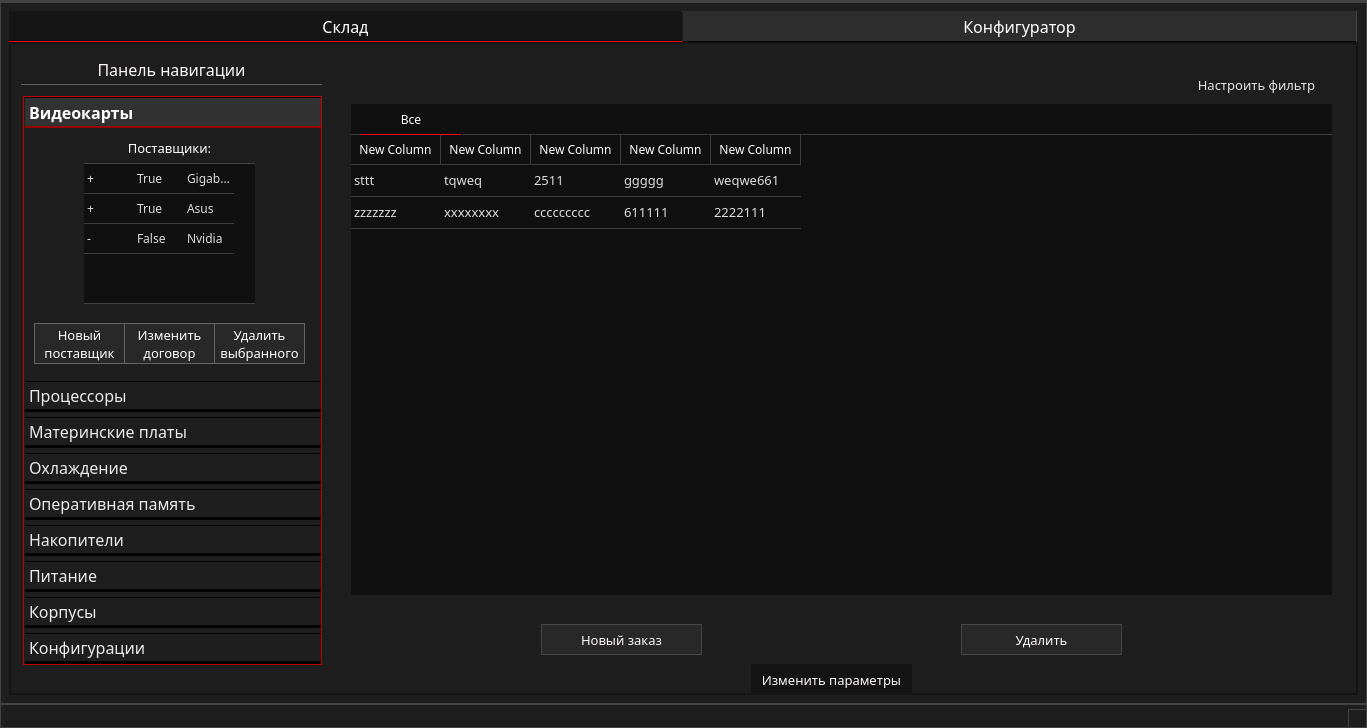
Above: ui/main_interface.ui from marginalprog/git_pcconf before the change. Below: the same form after it.
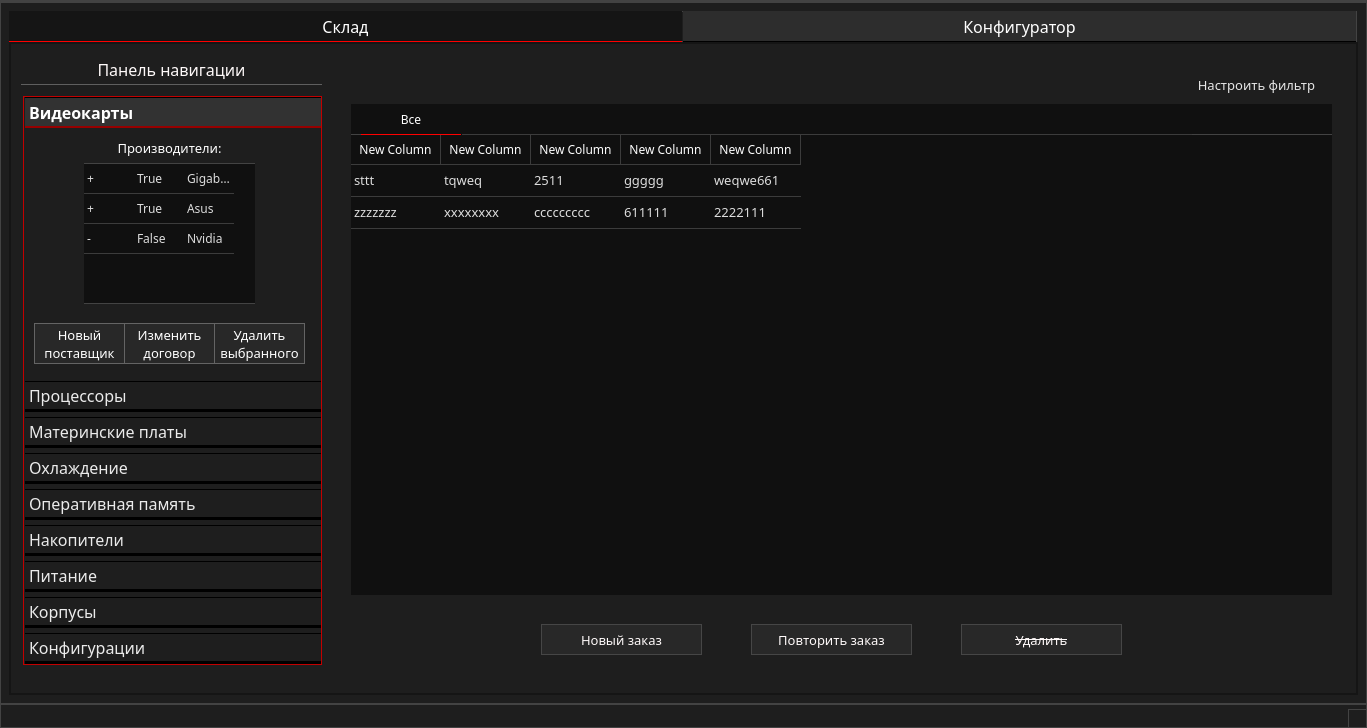
That is the form after the change. Icons and pictures are not drawn.

The edit to the form file:
```diff
--- a/ui/main_interface.ui
+++ b/ui/main_interface.ui
@@ -171,6 +171,8 @@
          <font>
           <family>Montserrat Medium</family>
           <pointsize>10</pointsize>
+          <underline>false</underline>
+          <strikeout>true</strikeout>
          </font>
         </property>
         <property name="styleSheet">
@@ -198,7 +200,7 @@
         <property name="geometry">
          <rect>
           <x>740</x>
-          <y>620</y>
+          <y>580</y>
           <width>161</width>
           <height>31</height>
          </rect>
@@ -211,19 +213,22 @@
         </property>
         <property name="styleSheet">
          <string notr="true">QPushButton{
-background-color: rgb(20,20,20);
-color: #fffafa;
+	border:1px solid rgb(70,70,70);
+	background-color: rgb(40,40,40);
+	color: #fffafa;
 }
 
 QPushButton::hover
 {
-background-color: rgb(40,40,40);
-border-color: rgb(40,40,40);
-border-bottom: 1px solid  yellow;
-}</string>
+	border:1px;
+	background-color: rgb(60,60,60);
+	border-color: rgb(40,40,40);
+	border-bottom: 1px solid  rgb(255, 255, 0);
+}
+</string>
         </property>
         <property name="text">
-         <string>Изменить параметры</string>
+         <string>Повторить заказ</string>
         </property>
        </widget>
        <widget class="QToolBox" name="toolBoxNavigation">
@@ -347,7 +352,7 @@
 border-bottom: 1px solid rgb(100, 100, 100);</string>
            </property>
            <property name="text">
-            <string>Поставщики:</string>
+            <string>Производители:</string>
            </property>
            <property name="alignment">
             <set>Qt::AlignCenter</set>
```
Left out of the diff: 122 changed lines with no effect on the pictures.
